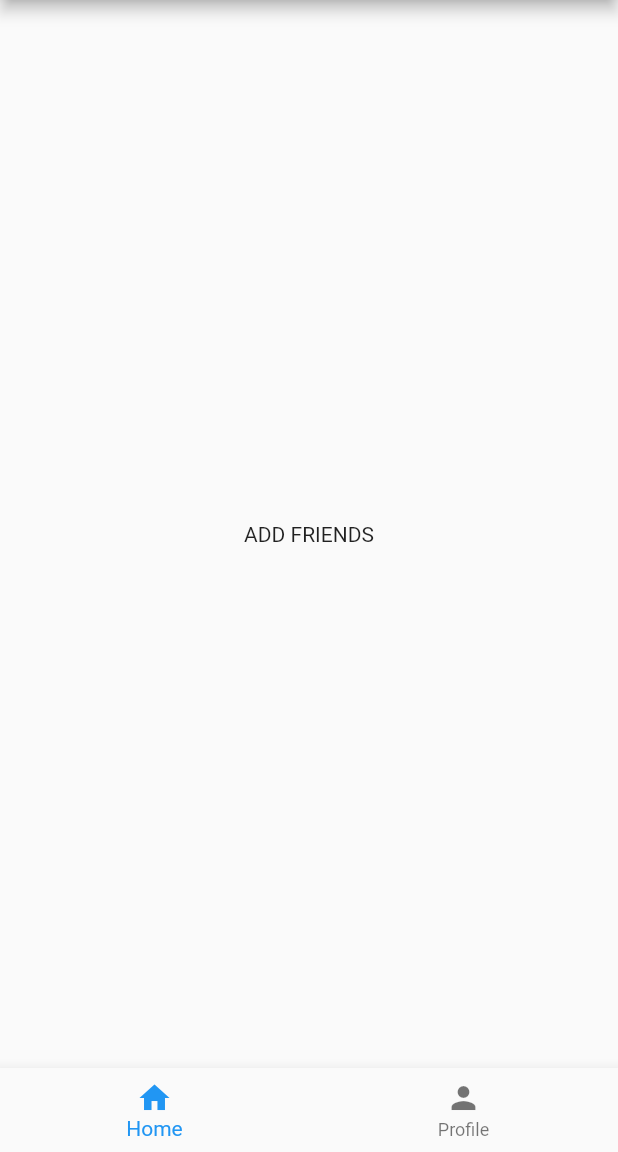
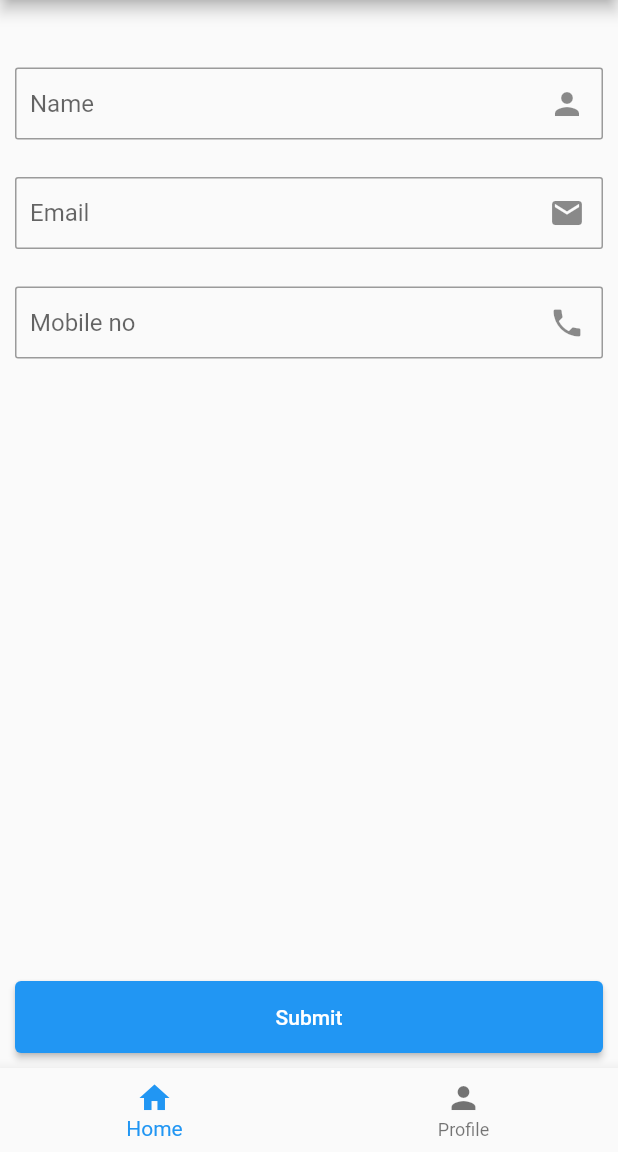
Before and after one commit to staz6/staz-final, a Flutter app: the screen it shows after launch, after a tap on the "add" icon, on a phone screen of 412 x 824 dp, the part 84-1236 px from its top. Run offline on Flutter 3.47's test engine with Material 2 defaults, Android fonts, the phone set to English and light mode, and no system bars; our stand-ins replace bloc, cloud_firestore, firebase_auth, firebase_core, flutter_bloc; accounts and stored records are empty.

Commit message:
add friend implementation

```diff
--- /dev/null
+++ b/lib/bloc/friend_add_edit_bloc.dart
@@ -0,0 +1,64 @@
+import 'package:bloc/bloc.dart';
+import './repository.dart';
+
+abstract class FriendEvent {}
+
+class FriendAdded extends FriendEvent {
+  final String name;
+  final String email;
+  final String mobileNo;
+
+  FriendAdded(
+      {required this.name, required this.email, required this.mobileNo});
+}
+
+class FriendEdited extends FriendEvent {
+  final String friendId;
+  final String name;
+  final String email;
+  final String mobileNo;
+
+  FriendEdited(
+      {required this.friendId,
+      required this.name,
+      required this.email,
+      required this.mobileNo});
+}
+
+class FriendState {}
+
+class FriendInitial extends FriendState {}
+
+class FriendLoading extends FriendState {}
+
+class FriendAddedSuccess extends FriendState {}
+
+class FriendAddedFailure extends FriendState {}
+
+class FriendBloc extends Bloc<FriendEvent, FriendState> {
+  final Repository repository;
+
+  FriendBloc({required this.repository}) : super(FriendInitial()) {
+    on<FriendAdded>((event, emit) async {
+      print("friend added");
+      emit(FriendLoading());
+      try {
+        await repository.addFriend(event.name, event.email, event.mobileNo);
+        emit(FriendAddedSuccess());
+      } catch (_) {
+        emit(FriendAddedFailure());
+      }
+    });
+
+    on<FriendEdited>((event, emit) async {
+      emit(FriendLoading());
+      try {
+        await repository.editFriend(
+            event.friendId, event.name, event.email, event.mobileNo);
+        emit(FriendAddedSuccess());
+      } catch (_) {
+        emit(FriendAddedFailure());
+      }
+    });
+  }
+}
--- /dev/null
+++ b/lib/bloc/repository.dart
@@ -0,0 +1,23 @@
+import 'package:cloud_firestore/cloud_firestore.dart';
+
+class Repository {
+  final FirebaseFirestore _firestore = FirebaseFirestore.instance;
+
+  Future<void> addFriend(String name, String email, String mobileNo) {
+    print("friend add.");
+    return _firestore.collection('friends').add({
+      'name': name,
+      'email': email,
+      'mobileNo': mobileNo,
+    });
+  }
+
+  Future<void> editFriend(
+      String friendId, String name, String email, String mobileNo) {
+    return _firestore.collection('friends').doc(friendId).update({
+      'name': name,
+      'email': email,
+      'mobileNo': mobileNo,
+    });
+  }
+}
--- a/lib/main.dart
+++ b/lib/main.dart
@@ -3,10 +3,13 @@ import 'package:firebase_core/firebase_core.dart';
 import 'package:flutter_bloc/flutter_bloc.dart';
 import 'firebase_options.dart';
 import './bloc/auth_bloc.dart';
+import './bloc/friend_add_edit_bloc.dart';
+import './bloc/repository.dart';
 import 'screens/login_screen.dart';
 import 'layout/layout_screen.dart';
 
 void main() async {
+  WidgetsFlutterBinding.ensureInitialized();
   await Firebase.initializeApp(
     options: DefaultFirebaseOptions.currentPlatform,
   );
@@ -16,10 +19,18 @@ void main() async {
 class MyApp extends StatelessWidget {
   @override
   Widget build(BuildContext context) {
+    final repository = Repository();
     return MaterialApp(
       title: 'My Flutter App',
-      home: BlocProvider<AuthenticationBloc>(
-        create: (context) => AuthenticationBloc(),
+      home: MultiBlocProvider(
+        providers: [
+          BlocProvider<AuthenticationBloc>(
+            create: (context) => AuthenticationBloc(),
+          ),
+          BlocProvider<FriendBloc>(
+            create: (context) => FriendBloc(repository: repository),
+          ),
+        ],
         child: LayoutPage(),
       ),
     );
--- a/lib/screens/add_friends_screen.dart
+++ b/lib/screens/add_friends_screen.dart
@@ -1,10 +1,128 @@
 import 'package:flutter/material.dart';
+import 'package:flutter_bloc/flutter_bloc.dart';
+import '../bloc/repository.dart';
+import '../bloc/friend_add_edit_bloc.dart';
+import '../helper/constraint.dart';
 
-class AddFriendsScreen extends StatelessWidget {
+class AddFriendsScreen extends StatefulWidget {
+  @override
+  _AddFriendsScreenState createState() => _AddFriendsScreenState();
+}
+
+class _AddFriendsScreenState extends State<AddFriendsScreen> {
+  final _formKey = GlobalKey<FormState>();
+  final _nameController = TextEditingController();
+  final _emailController = TextEditingController();
+  final _mobileNoController = TextEditingController();
+
   @override
   Widget build(BuildContext context) {
-    return Center(
-      child: Text('ADD FRIENDS'),
+    return Scaffold(
+      body: BlocProvider(
+        create: (context) =>
+            FriendBloc(repository: Repository()),
+        child: Padding(
+          padding: const EdgeInsets.all(10.0),
+          child: Form(
+            key: _formKey,
+            child: Column(
+              children: <Widget>[
+                SizedBox(height: 35),
+                TextFormField(
+                  controller: _nameController,
+                  decoration: InputDecoration(
+                    hintText: 'Name',
+                    suffixIcon: Icon(Icons.person),
+                    border: OutlineInputBorder(
+                      borderSide: BorderSide(
+                        color: Colors.grey,
+                        width: 1.0,
+                      ),
+                      borderRadius: BorderRadius.circular(2.0),
+                    ),
+                    contentPadding: EdgeInsets.all(10.0),
+                  ),
+                  validator: (value) {
+                    if (value!.isValidName()) {
+                      return null;
+                    } else {
+                      return 'Please enter a valid name';
+                    }
+                  },
+                ),
+                SizedBox(height: 25),
+                TextFormField(
+                  controller: _emailController,
+                  decoration: InputDecoration(
+                    hintText: 'Email',
+                    suffixIcon: Icon(Icons.email),
+                    border: OutlineInputBorder(
+                      borderSide: BorderSide(
+                        color: Colors.grey,
+                        width: 1.0,
+                      ),
+                      borderRadius: BorderRadius.circular(2.0),
+                    ),
+                    contentPadding: EdgeInsets.all(10.0),
+                  ),
+                  validator: (value) {
+                    if (value!.isValidEmail()) {
+                      return null;
+                    } else {
+                      return 'Please enter a valid email';
+                    }
+                  },
+                ),
+                SizedBox(height: 25),
+                TextFormField(
+                  controller: _mobileNoController,
+                  decoration: InputDecoration(
+                    hintText: 'Mobile no',
+                    suffixIcon: Icon(Icons.phone),
+                    border: OutlineInputBorder(
+                      borderSide: BorderSide(
+                        color: Colors.grey,
+                        width: 1.0,
+                      ),
+                      borderRadius: BorderRadius.circular(2.0),
+                    ),
+                    contentPadding: EdgeInsets.all(10.0),
+                  ),
+                  validator: (value) {
+                    if (value!.isValidPhone()) {
+                      return null;
+                    } else {
+                      return 'Please enter a valid mobile number';
+                    }
+                  },
+                ),
+                Expanded(child: Container()),
+                Container(
+  width: double.infinity,
+  child: ElevatedButton(
+    onPressed: () {
+      if (_formKey.currentState!.validate()) {
+        BlocProvider.of<FriendBloc>(context).add(
+          FriendAdded(
+            name: _nameController.text,
+            email: _emailController.text,
+            mobileNo: _mobileNoController.text,
+          ),
+        );
+      }
+    },
+    style: ElevatedButton.styleFrom(
+      padding: EdgeInsets.all(16.0),
+    ),
+    child: Text('Submit'),
+  ),
+),
+
+              ],
+            ),
+          ),
+        ),
+      ),
     );
   }
 }
--- a/pubspec.yaml
+++ b/pubspec.yaml
@@ -39,6 +39,7 @@ dependencies:
   firebase_auth: ^4.6.1
   flutter_bloc: ^8.1.3
   bloc: ^8.1.2
+  cloud_firestore: ^4.7.1
 
 dev_dependencies:
   flutter_test:
```
Also changed, not shown: pubspec.lock, 1 other file.
